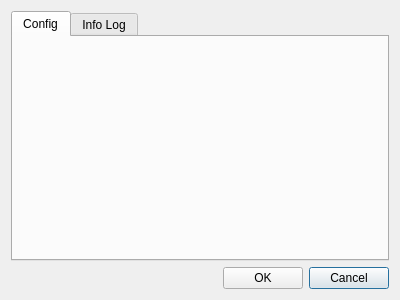
Qt form core/ui/toolbars/utilities/create_mesh.ui (ibergis/ibergis_qgis_plugin) before a commit.
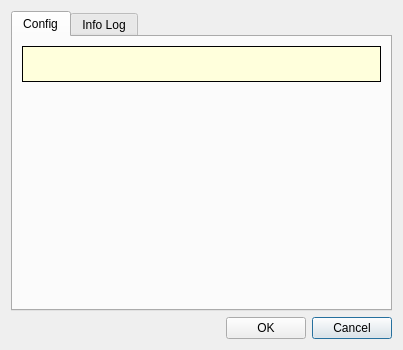
The same form after that commit.

Commit message: Verify errors on input layer on opening the dialog

Patch:
```diff
--- a/core/ui/toolbars/utilities/create_mesh.ui
+++ b/core/ui/toolbars/utilities/create_mesh.ui
@@ -6,8 +6,8 @@
    <rect>
     <x>0</x>
     <y>0</y>
-    <width>400</width>
-    <height>300</height>
+    <width>403</width>
+    <height>350</height>
    </rect>
   </property>
   <property name="windowTitle">
@@ -65,7 +65,7 @@
        <string>Config</string>
       </attribute>
       <layout class="QGridLayout" name="gridLayout_4">
-       <item row="5" column="0">
+       <item row="3" column="1">
         <spacer name="verticalSpacer">
          <property name="orientation">
           <enum>Qt::Vertical</enum>
@@ -78,6 +78,26 @@
          </property>
         </spacer>
        </item>
+       <item row="0" column="1">
+        <widget class="QLabel" name="lbl_warnings">
+         <property name="styleSheet">
+          <string notr="true">background-color: rgb(255, 255, 220);
+padding: 10px;</string>
+         </property>
+         <property name="frameShape">
+          <enum>QFrame::Box</enum>
+         </property>
+         <property name="text">
+          <string/>
+         </property>
+         <property name="textFormat">
+          <enum>Qt::MarkdownText</enum>
+         </property>
+         <property name="wordWrap">
+          <bool>true</bool>
+         </property>
+        </widget>
+       </item>
       </layout>
      </widget>
      <widget class="QWidget" name="tab_infolog">
```
Left out of the diff: 2 changed lines with no effect on the pictures. The commit also changes 1 other file.
